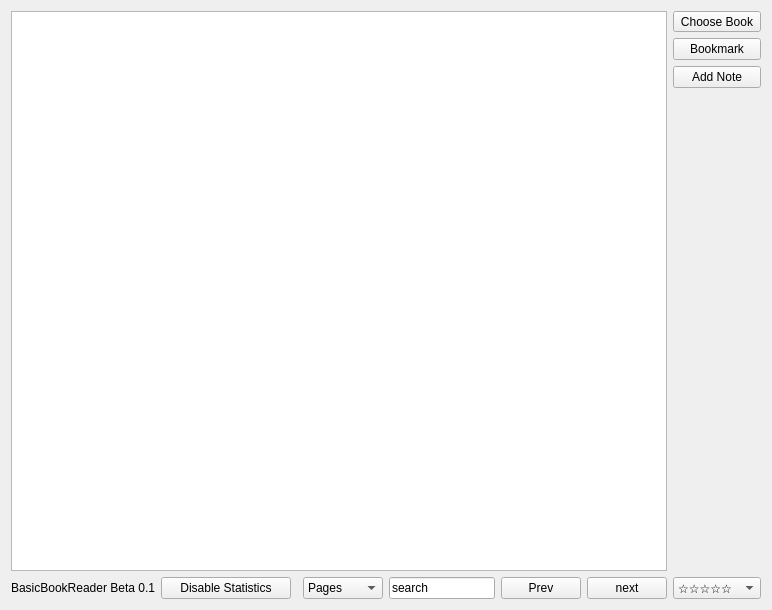
Old version of the form src/basicbookreader.ui in the repository lettergram/basicbookreader.
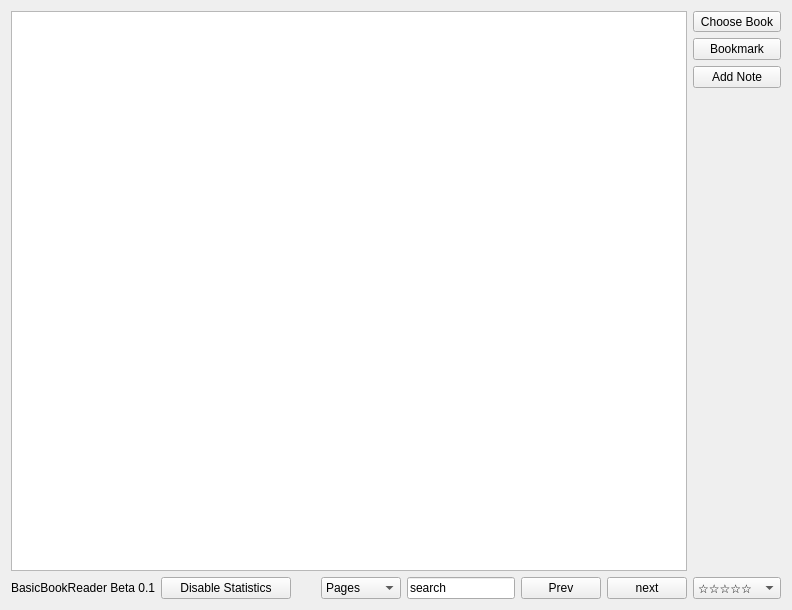
New version of the form.

Diff of the .ui file:
```diff
--- a/src/basicbookreader.ui
+++ b/src/basicbookreader.ui
@@ -6,7 +6,7 @@
    <rect>
     <x>0</x>
     <y>0</y>
-    <width>772</width>
+    <width>792</width>
     <height>610</height>
    </rect>
   </property>
```
Left out of the diff: 4 changed lines with no effect on the pictures.
